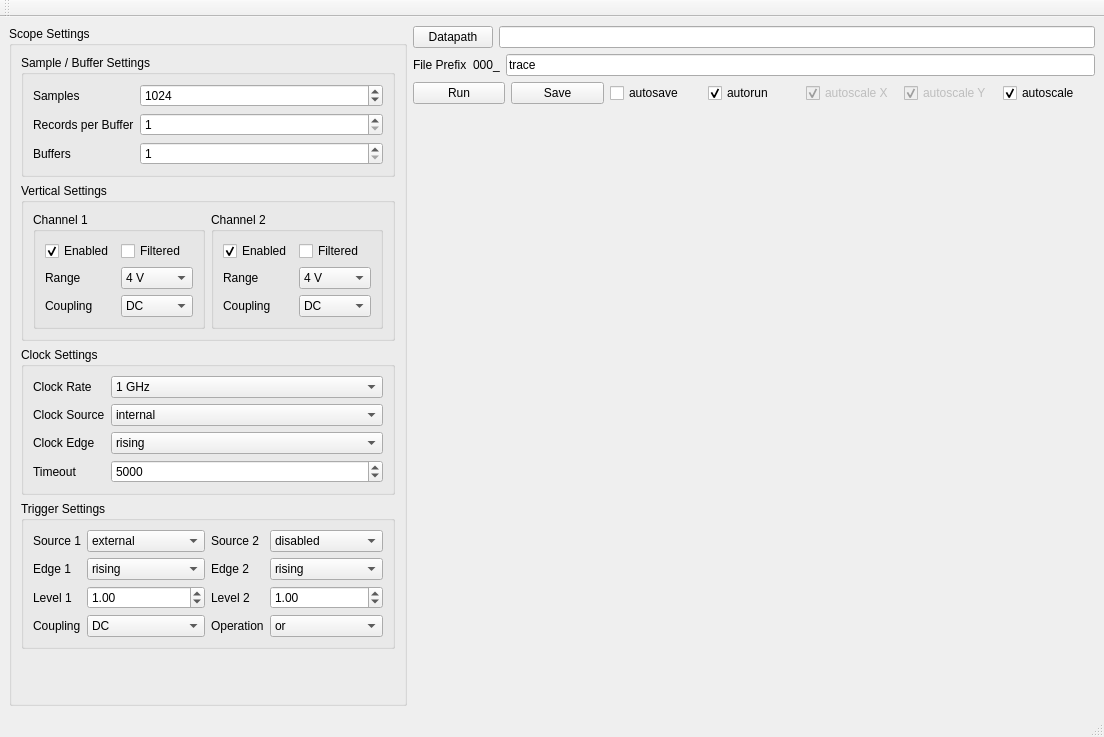
Old version of the form slab/instruments/Alazar/ScopeWindow.ui in the repository SchusterLab/slab.
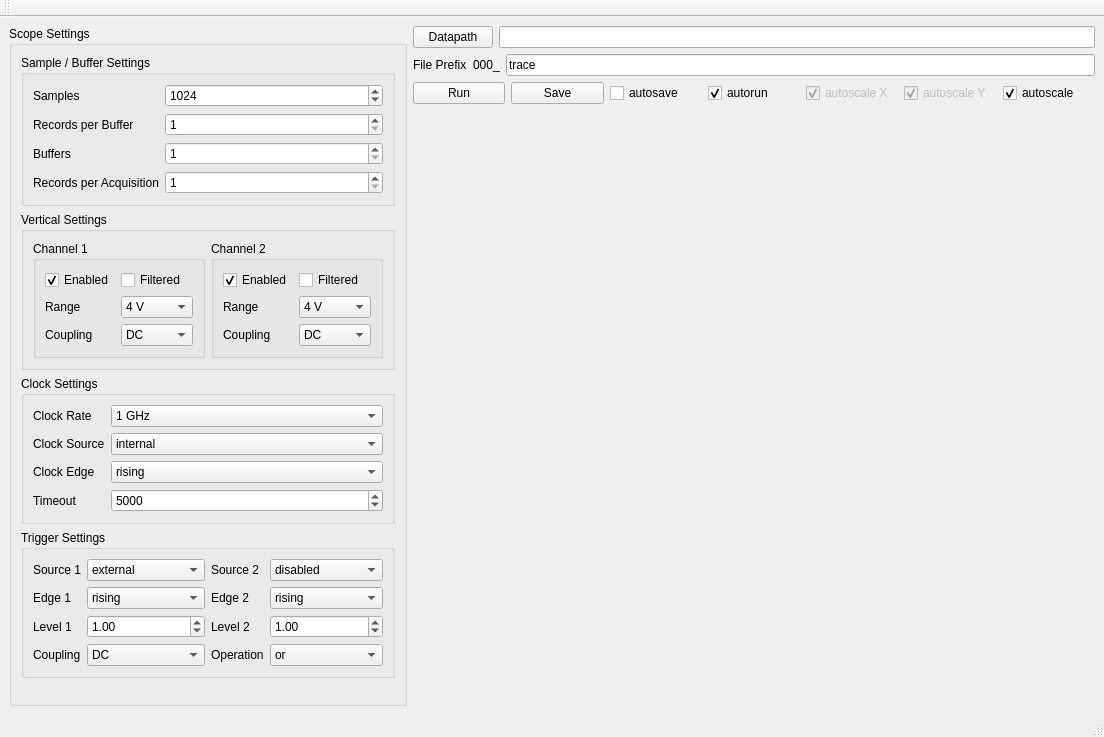
New version of the form. Custom widgets are drawn as their Qt base class.

Commit message:
Updated scope program, made lots of small changes ot dsalazar to fix the acquisition code
DS

Diff of the .ui file:
```diff
--- a/slab/instruments/Alazar/ScopeWindow.ui
+++ b/slab/instruments/Alazar/ScopeWindow.ui
@@ -95,6 +95,26 @@
               </property>
              </widget>
             </item>
+            <item row="3" column="0">
+             <widget class="QLabel" name="label_21">
+              <property name="text">
+               <string>Records per Acquisition</string>
+              </property>
+             </widget>
+            </item>
+            <item row="3" column="1">
+             <widget class="QSpinBox" name="recordsPerAcquisitionSpinBox">
+              <property name="minimum">
+               <number>1</number>
+              </property>
+              <property name="maximum">
+               <number>999999999</number>
+              </property>
+              <property name="value">
+               <number>1</number>
+              </property>
+             </widget>
+            </item>
            </layout>
           </item>
          </layout>
```
Left out of the diff: 2 changed lines with no effect on the pictures. The commit also changes 3 other files.
